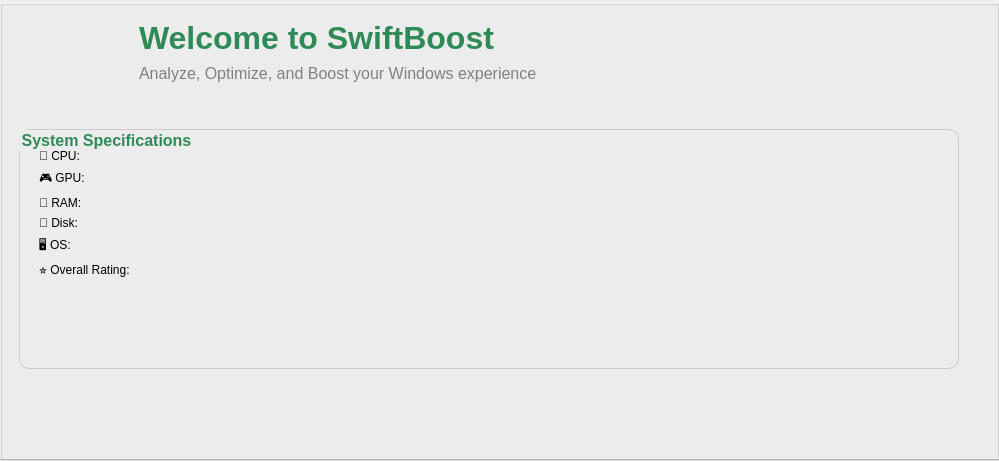
Qt form mainmenu.ui (alexhebri/SwiftBoost) before a commit.
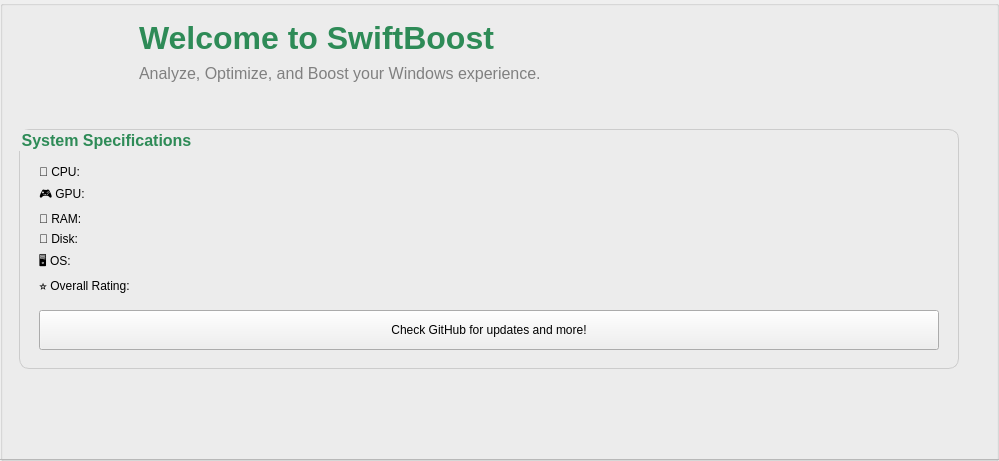
The same form after that commit. Icons and pictures are not drawn.

```diff
--- a/mainmenu.ui
+++ b/mainmenu.ui
@@ -73,7 +73,7 @@
      <string notr="true">font-size: 14px; color: gray;</string>
     </property>
     <property name="text">
-     <string>&lt;html&gt;&lt;head/&gt;&lt;body&gt;&lt;p&gt;&lt;span style=&quot; font-size:12pt;&quot;&gt;Analyze, Optimize, and Boost your Windows experience&lt;/span&gt;&lt;/p&gt;&lt;/body&gt;&lt;/html&gt;</string>
+     <string>&lt;html&gt;&lt;head/&gt;&lt;body&gt;&lt;p&gt;&lt;span style=&quot; font-size:12pt;&quot;&gt;Analyze, Optimize, and Boost your Windows experience.&lt;/span&gt;&lt;/p&gt;&lt;/body&gt;&lt;/html&gt;</string>
     </property>
    </widget>
    <widget class="QGroupBox" name="groupBox_specs">
@@ -95,90 +95,129 @@
      <set>Qt::AlignmentFlag::AlignLeading|Qt::AlignmentFlag::AlignLeft|Qt::AlignmentFlag::AlignTop</set>
     </property>
     <layout class="QFormLayout" name="formLayout_specs">
-     <item row="0" column="1">
+     <item row="1" column="1">
       <widget class="QLabel" name="label_cpu_info">
        <property name="text">
         <string/>
        </property>
       </widget>
      </item>
-     <item row="1" column="0">
+     <item row="2" column="0">
       <widget class="QLabel" name="label_gpu_title">
        <property name="text">
         <string>🎮 GPU:</string>
        </property>
       </widget>
      </item>
-     <item row="1" column="1">
+     <item row="2" column="1">
       <widget class="QLabel" name="label_gpu_info">
        <property name="text">
         <string/>
        </property>
       </widget>
      </item>
-     <item row="2" column="0">
+     <item row="3" column="0">
       <widget class="QLabel" name="label_ram_title">
        <property name="text">
         <string>💾 RAM:</string>
        </property>
       </widget>
      </item>
-     <item row="2" column="1">
+     <item row="3" column="1">
       <widget class="QLabel" name="label_ram_info">
        <property name="text">
         <string/>
        </property>
       </widget>
      </item>
-     <item row="3" column="0">
+     <item row="4" column="0">
       <widget class="QLabel" name="label_disk_title">
        <property name="text">
         <string>💽 Disk:</string>
        </property>
       </widget>
      </item>
-     <item row="3" column="1">
+     <item row="4" column="1">
       <widget class="QLabel" name="label_disk_info">
        <property name="text">
         <string/>
        </property>
       </widget>
      </item>
-     <item row="4" column="0">
+     <item row="5" column="0">
       <widget class="QLabel" name="label_os_title">
        <property name="text">
         <string>🖥️ OS:</string>
        </property>
       </widget>
      </item>
-     <item row="4" column="1">
+     <item row="5" column="1">
       <widget class="QLabel" name="label_os_info">
        <property name="text">
         <string/>
        </property>
       </widget>
      </item>
-     <item row="5" column="0">
+     <item row="6" column="0">
       <widget class="QLabel" name="label_rating_title">
        <property name="text">
         <string>⭐ Overall Rating:</string>
        </property>
       </widget>
      </item>
-     <item row="5" column="1">
+     <item row="6" column="1">
       <widget class="QLabel" name="label_rating_info">
        <property name="text">
         <string/>
        </property>
       </widget>
      </item>
-     <item row="0" column="0">
+     <item row="1" column="0">
       <widget class="QLabel" name="label_cpu_title">
        <property name="text">
         <string>🧠 CPU:</string>
        </property>
       </widget>
      </item>
+     <item row="9" column="0" colspan="2">
+      <widget class="QPushButton" name="pushButton">
+       <property name="minimumSize">
+        <size>
+         <width>0</width>
+         <height>40</height>
+        </size>
+       </property>
+       <property name="text">
+        <string>Check GitHub for updates and more!</string>
+       </property>
+      </widget>
+     </item>
+     <item row="0" column="1">
+      <spacer name="horizontalSpacer">
+       <property name="orientation">
+        <enum>Qt::Orientation::Horizontal</enum>
+       </property>
+       <property name="sizeHint" stdset="0">
+        <size>
+         <width>40</width>
+         <height>10</height>
+        </size>
+       </property>
+      </spacer>
+     </item>
+     <item row="8" column="0">
+      <spacer name="horizontalSpacer_2">
+       <property name="orientation">
+        <enum>Qt::Orientation::Horizontal</enum>
+       </property>
+       <property name="sizeHint" stdset="0">
+        <size>
+         <width>40</width>
+         <height>5</height>
+        </size>
+       </property>
+      </spacer>
+     </item>
     </layout>
    </widget>
   </widget>
```
